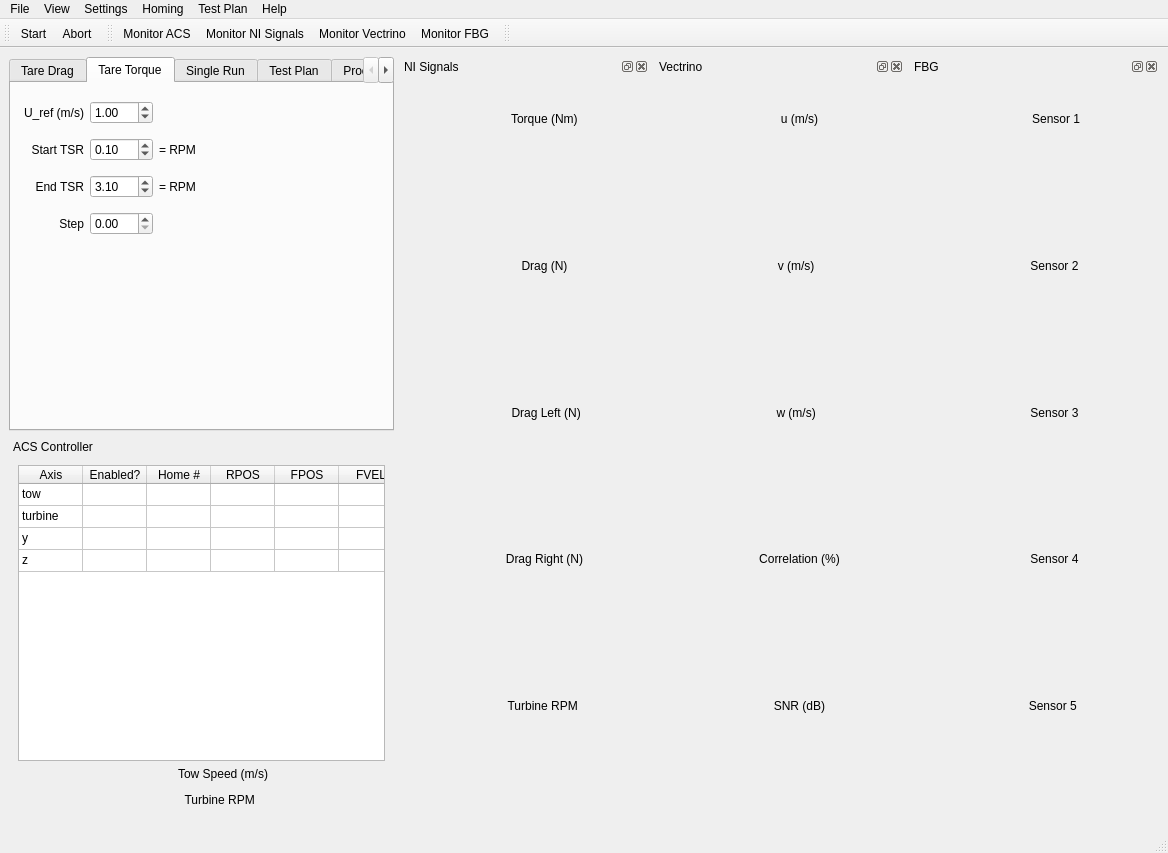
Above: gui/mainwindow.ui from petebachant/TurbineDAQ before the change. Below: the same form after it.
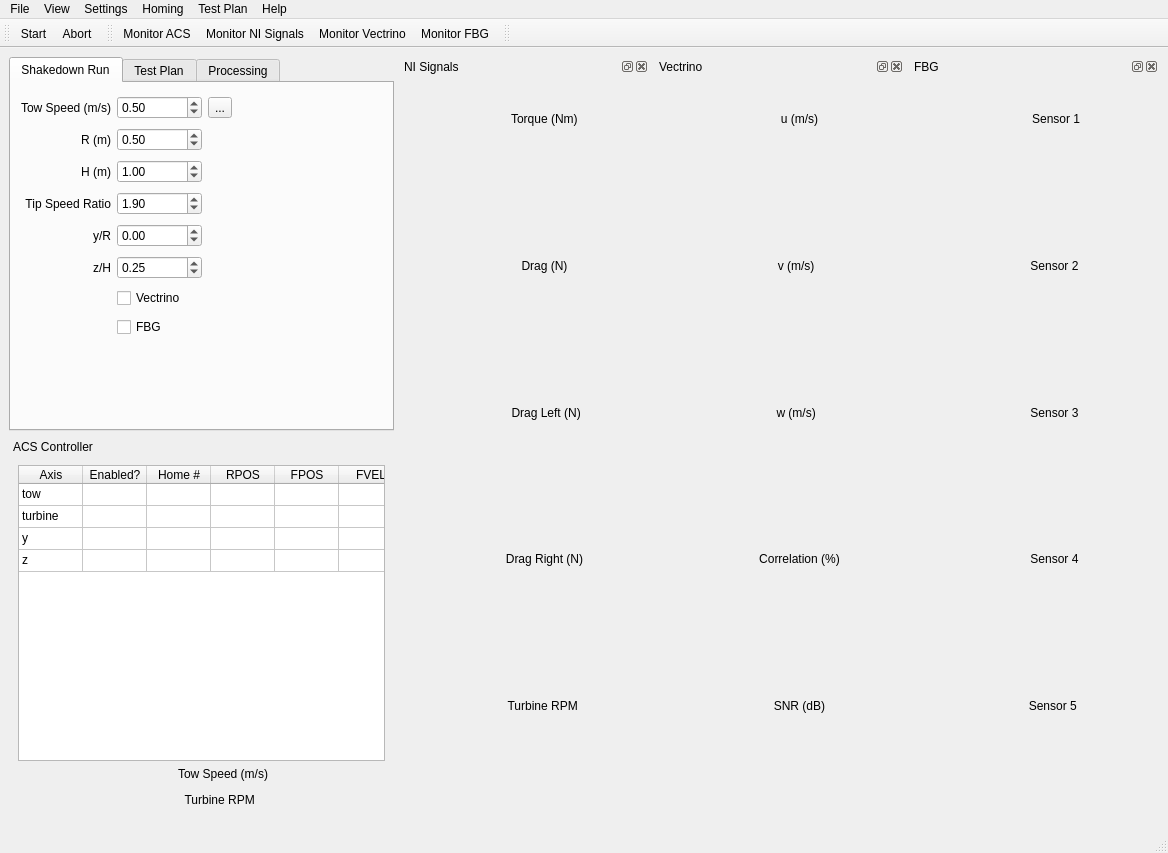
That is the form after the change. The open tabs and pages were chosen to show the change. Icons and pictures are not drawn. Custom widgets are drawn as their Qt base class.

Commit message: Remove unused tabs from tab widget

Diff of the .ui file:
```diff
--- a/gui/mainwindow.ui
+++ b/gui/mainwindow.ui
@@ -48,172 +48,9 @@
       <property name="currentIndex">
        <number>2</number>
       </property>
-      <widget class="QWidget" name="tabTareDrag">
-       <attribute name="title">
-        <string>Tare Drag</string>
-       </attribute>
-       <widget class="QWidget" name="gridLayoutWidget_3">
-        <property name="geometry">
-         <rect>
-          <x>10</x>
-          <y>10</y>
-          <width>151</width>
-          <height>111</height>
-         </rect>
-        </property>
-        <layout class="QGridLayout" name="gridLayout_3">
-         <item row="2" column="1">
-          <widget class="QDoubleSpinBox" name="doubleSpinBox_tareDragStepU">
-           <property name="value">
-            <double>0.500000000000000</double>
-           </property>
-          </widget>
-         </item>
-         <item row="1" column="0">
-          <widget class="QLabel" name="label_19">
-           <property name="text">
-            <string>End U (m/s)</string>
-           </property>
-           <property name="alignment">
-            <set>Qt::AlignRight|Qt::AlignTrailing|Qt::AlignVCenter</set>
-           </property>
-          </widget>
-         </item>
-         <item row="2" column="0">
-          <widget class="QLabel" name="label_18">
-           <property name="text">
-            <string>Step (m/s)</string>
-           </property>
-           <property name="alignment">
-            <set>Qt::AlignRight|Qt::AlignTrailing|Qt::AlignVCenter</set>
-           </property>
-          </widget>
-         </item>
-         <item row="1" column="1">
-          <widget class="QDoubleSpinBox" name="doubleSpinBox_tareDragEndU">
-           <property name="value">
-            <double>0.100000000000000</double>
-           </property>
-          </widget>
-         </item>
-         <item row="0" column="1">
-          <widget class="QDoubleSpinBox" name="doubleSpinBox_tareDragStartU">
-           <property name="value">
-            <double>1.000000000000000</double>
-           </property>
-          </widget>
-         </item>
-         <item row="0" column="0">
-          <widget class="QLabel" name="label_17">
-           <property name="text">
-            <string>Start U (m/s)</string>
-           </property>
-           <property name="alignment">
-            <set>Qt::AlignRight|Qt::AlignTrailing|Qt::AlignVCenter</set>
-           </property>
-          </widget>
-         </item>
-        </layout>
-       </widget>
-      </widget>
-      <widget class="QWidget" name="tabTareTorque">
-       <attribute name="title">
-        <string>Tare Torque</string>
-       </attribute>
-       <widget class="QWidget" name="gridLayoutWidget">
-        <property name="geometry">
-         <rect>
-          <x>10</x>
-          <y>10</y>
-          <width>201</width>
-          <height>151</height>
-         </rect>
-        </property>
-        <layout class="QGridLayout" name="gridLayout">
-         <item row="3" column="1">
-          <widget class="QDoubleSpinBox" name="doubleSpinBox_tareTorqueStepTsr"/>
-         </item>
-         <item row="0" column="0">
-          <widget class="QLabel" name="label_9">
-           <property name="text">
-            <string>U_ref (m/s)</string>
-           </property>
-           <property name="alignment">
-            <set>Qt::AlignRight|Qt::AlignTrailing|Qt::AlignVCenter</set>
-           </property>
-          </widget>
-         </item>
-         <item row="0" column="1">
-          <widget class="QDoubleSpinBox" name="doubleSpinBox_tareTorqueRefU">
-           <property name="value">
-            <double>1.000000000000000</double>
-           </property>
-          </widget>
-         </item>
-         <item row="1" column="1">
-          <widget class="QDoubleSpinBox" name="doubleSpinBox_tareTorqueStartTsr">
-           <property name="value">
-            <double>0.100000000000000</double>
-           </property>
-          </widget>
-         </item>
-         <item row="2" column="0">
-          <widget class="QLabel" name="label_8">
-           <property name="text">
-            <string>End TSR</string>
-           </property>
-           <property name="alignment">
-            <set>Qt::AlignRight|Qt::AlignTrailing|Qt::AlignVCenter</set>
-           </property>
-          </widget>
-         </item>
-         <item row="1" column="0">
-          <widget class="QLabel" name="label_7">
-           <property name="text">
-            <string>Start TSR</string>
-           </property>
-           <property name="alignment">
-            <set>Qt::AlignRight|Qt::AlignTrailing|Qt::AlignVCenter</set>
-           </property>
-          </widget>
-         </item>
-         <item row="2" column="1">
-          <widget class="QDoubleSpinBox" name="doubleSpinBox_tareTorqueEndTsr">
-           <property name="value">
-            <double>3.100000000000000</double>
-           </property>
-          </widget>
-         </item>
-         <item row="3" column="0">
-          <widget class="QLabel" name="label_4">
-           <property name="text">
-            <string>Step</string>
-           </property>
-           <property name="alignment">
-            <set>Qt::AlignRight|Qt::AlignTrailing|Qt::AlignVCenter</set>
-           </property>
-          </widget>
-         </item>
-         <item row="1" column="2">
-          <widget class="QLabel" name="label_startTsrRpm">
-           <property name="text">
-            <string>= RPM</string>
-           </property>
-          </widget>
-         </item>
-         <item row="2" column="2">
-          <widget class="QLabel" name="label_stopTsrRpm">
-           <property name="text">
-            <string>= RPM</string>
-           </property>
-          </widget>
-         </item>
-        </layout>
-       </widget>
-      </widget>
       <widget class="QWidget" name="tabSingleRun">
        <attribute name="title">
-        <string>Single Run</string>
+        <string>Shakedown Run</string>
        </attribute>
        <widget class="QWidget" name="gridLayoutWidget_4">
         <property name="geometry">
```
Left out of the diff: 1088 changed lines with no effect on the pictures. The commit also changes 2 other files.
